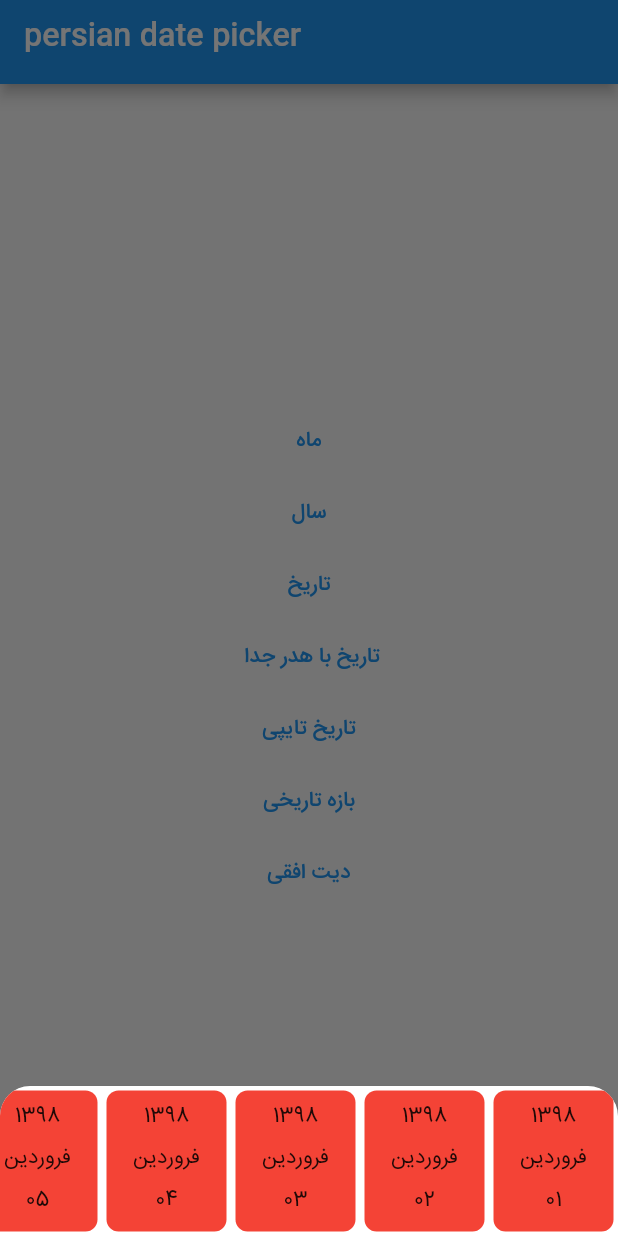
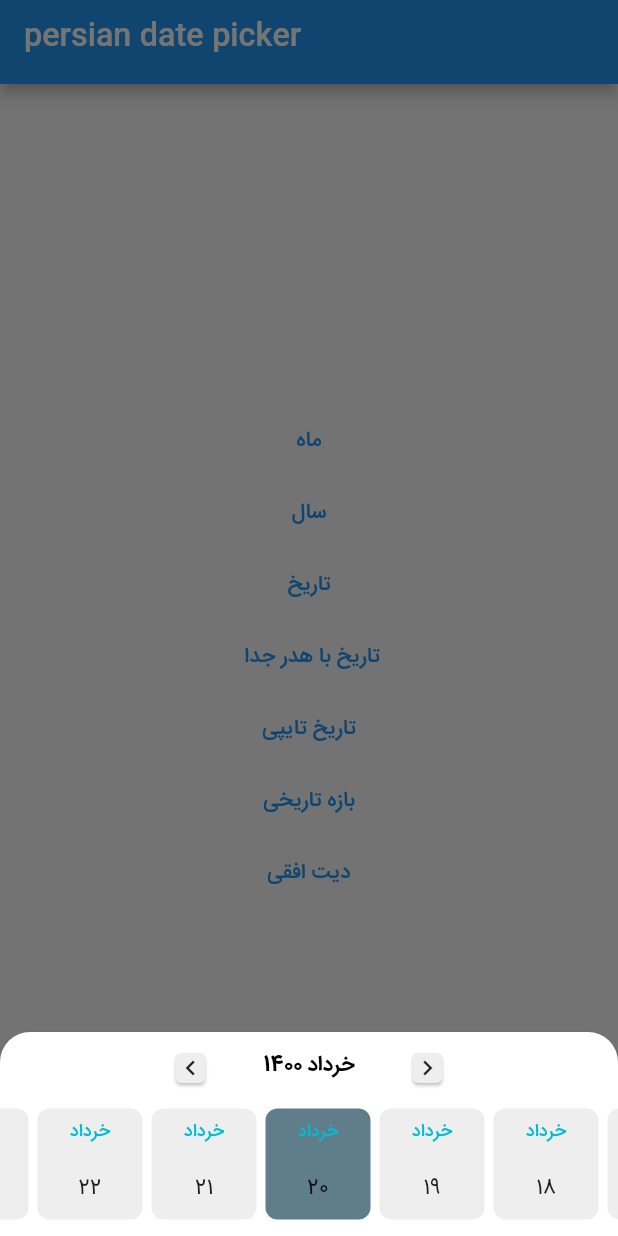
Before and after one commit to tazik561/alt_persian_date_picker, a Flutter app: the screen it shows after launch, after a tap on "دیت افقی", on a phone screen of 412 x 824 dp. Run offline on Flutter 3.47's test engine with Material 2 defaults, Android fonts, the phone set to English and light mode, and no system bars; our stand-ins replace shamsi_date.

```diff
--- a/example/lib/main.dart
+++ b/example/lib/main.dart
@@ -275,15 +275,21 @@ class _HomePageState extends State<HomePage> {
                   context,
                   PickerEnum.timeline,
                   theme: DatePickerTheme(
-                      noneSelectedItemColor: Colors.white,
-                      selectedItemColor: Colors.greenAccent,
-                      disableItemColor: Colors.redAccent),
+                      noneSelectedItemColor: Colors.grey[200],
+                      selectedItemColor: Colors.blueGrey,
+                      disableItemColor: Colors.redAccent,
+                      daysNumberTextStyle: const TextStyle(
+                          color: Colors.cyan,
+                          fontSize: 12,
+                          fontWeight: FontWeight.w500)),
                   pickerModel: TimeLinePickerModel(
+                      headerType: HeaderType.mix,
                       startDate: "1400/01/15",
-                      initialSelectedDate: "1400/03/21",
-                      endDate: "1398/01/15",
+                      initialSelectedDate: "1400/03/20",
+                      endDate: "1401/01/15",
                       disables: ["1400/01/04", "1400/01/15"],
-                      width: 80),
+                      width: 70,
+                      height: 80),
                   onConfirm: (time) {
                     print("Selected month is $time");
                     _showToast(time);
--- a/lib/pages/alt_timeline_picker.dart
+++ b/lib/pages/alt_timeline_picker.dart
@@ -1,7 +1,10 @@
 import 'package:alt_persian_date_picker/alt_persian_date_picker.dart';
 import 'package:alt_persian_date_picker/src/datetime_picker_theme.dart';
 import 'package:alt_persian_date_picker/widget/timeline_date_widget.dart';
+import 'package:alt_persian_date_picker/widget/timeline_mix_header_widget.dart';
+import 'package:alt_persian_date_picker/widget/today_header_widget.dart';
 import 'package:flutter/material.dart';
+import 'package:flutter/rendering.dart';
 
 class AltTimeLinePicker extends StatefulWidget {
   final TimeLinePickerModel pickerModel;
@@ -19,31 +22,67 @@ class AltTimeLinePicker extends StatefulWidget {
   _AltTimeLinePickerState createState() => _AltTimeLinePickerState();
 }
 
-class _AltTimeLinePickerState extends State<AltTimeLinePicker>
-    with TickerProviderStateMixin {
-  AnimationController controller;
-  TextEditingController dateCtl;
+class _AltTimeLinePickerState extends State<AltTimeLinePicker> {
+  TimelineDatePickerController controller;
+  ScrollController _scrollController = ScrollController();
 
   @override
   void initState() {
-    controller =
-        AnimationController(duration: Duration(milliseconds: 150), vsync: this);
+    controller = TimelineDatePickerController(widget.pickerModel);
+    _init();
+    super.initState();
 
-    super.initState();
+    WidgetsBinding.instance?.addPostFrameCallback((_) {
+      controller.scrollToSelectedItem();
+    });
+  }
+
+  void _init() {
+    controller.scrollController = _scrollController;
+
+    _scrollController.addListener(() {
+      final int scrollDirection =
+          _scrollController.position.userScrollDirection ==
+                  ScrollDirection.reverse
+              ? 1
+              : 2;
+
+      double maxScrollExtent = _scrollController.position.maxScrollExtent;
+      double offset = _scrollController.offset;
+      widget.pickerModel.calculateScrollingDateOffset(
+          offset, maxScrollExtent, scrollDirection);
+
+      // print("---> scrollDirection $scrollDirection");
+      // print("---> maxScrollExtent $maxScrollExtent");
+
+      // print("---> extentAfter $extentAfter");
+    });
   }
 
   @override
   Widget build(BuildContext context) {
     return Directionality(
       textDirection: TextDirection.rtl,
-      child: SizedBox(
-        height: 100,
+      child: ValueListenableBuilder(
+        valueListenable: widget.pickerModel.jCurrentDate,
+        builder: (context, value, child) => Column(
+          mainAxisSize: MainAxisSize.min,
+          crossAxisAlignment: CrossAxisAlignment.center,
+          children: [
+            if (widget.pickerModel.headerType == HeaderType.mix)
+              TimelineMixHeaderWidget(
+                theme: widget.theme,
+                pickerModel: widget.pickerModel,
+              ),
+            SizedBox(
+              height: widget.pickerModel.height,
               child: ListView.builder(
                 shrinkWrap: true,
                 scrollDirection: Axis.horizontal,
+                controller: _scrollController,
                 itemCount: widget.pickerModel.daysCount,
                 itemBuilder: (context, index) {
-            print(index);
+                  // print(index);
                   return TimeLineDateWidget(
                     index: index,
                     pickerModel: widget.pickerModel,
@@ -53,6 +92,40 @@ class _AltTimeLinePickerState extends State<AltTimeLinePicker>
                 },
               ),
             ),
+            SizedBox(
+              height: 8,
+            )
+          ],
+        ),
+      ),
     );
   }
 }
+
+///controller for scrolling the [HorizontalDatePickerWidget]
+class TimelineDatePickerController {
+  ScrollController scrollController;
+  final TimeLinePickerModel pickerModel;
+
+  TimelineDatePickerController(this.pickerModel);
+
+  void scrollToSelectedItem([bool isEnableAnimation = true]) {
+    _jumpToSelection();
+  }
+
+  ///[index]  listview index
+  ///[isEnableAnimation] default set as true, jump with animation
+  void _jumpToSelection([bool isEnableAnimation = true]) {
+    double maxScrollExtent = scrollController.position.maxScrollExtent;
+double offset = scrollController.offset;
+    if (isEnableAnimation) {
+      scrollController.animateTo(
+          pickerModel.calculateDateOffset(maxScrollExtent,offset),
+          duration: const Duration(milliseconds: 300),
+          curve: Curves.linear);
+    } else {
+      scrollController
+          ?.jumpTo(pickerModel.calculateDateOffset(maxScrollExtent,offset));
+    }
+  }
+}
--- a/lib/src/date_model.dart
+++ b/lib/src/date_model.dart
@@ -475,6 +475,16 @@ class TimeLinePickerModel extends BasePickerModel {
 
   Jalali jStartDate;
   Jalali jEndDate;
+  bool isOpen = false;
+
+  /// if user add initialSelectedDate , jCurrentDate is initialSelectedDate
+  /// otherwise jCurrentDate will be  jStartDate
+  ValueNotifier<Jalali> jCurrentDate;
+
+  /// offset jCurrentDate from start of list
+  double jCurrentDateOffset;
+  // offset of date from end to start
+  double jCurrentDateOffsetFromEnd;
 
   @override
   void getJalaliDateSelected() {
@@ -490,7 +500,18 @@ class TimeLinePickerModel extends BasePickerModel {
 
     jStartDate = jStartDate.withDay(1);
     jEndDate = jEndDate.withDay(1);
-    daysCount = jStartDate.julianDayNumber - jEndDate.julianDayNumber;
+    // daysCount = jStartDate.monthLength;
+
+    daysCount = (jStartDate.julianDayNumber - jEndDate.julianDayNumber).abs();
+
+    // todo check initialSelectedDate don't be bigger than from jStartDate
+    if (initialSelectedDate != null && initialSelectedDate.isNotEmpty)
+      jCurrentDate = ValueNotifier(stringToJalali(initialSelectedDate));
+    else
+      jCurrentDate = ValueNotifier(jStartDate);
+
+    _calculateScrollOffsetForward();
+    // _calculateScrollOffsetBackward();
   }
 
   @override
@@ -519,4 +540,111 @@ class TimeLinePickerModel extends BasePickerModel {
     String stringDay = Jalali.fromDateTime(_date).formatter.dd;
     return "$year $month $stringDay";
   }
+
+  // String getDate(int day) {
+  //   DateTime dateTime = jStartDate.toDateTime();
+  //   DateTime _date = dateTime.add(Duration(days: day));
+  //   String year = Jalali.fromDateTime(_date).formatter.yyyy;
+  //   String month = Jalali.fromDateTime(_date).formatter.mN;
+  //   String stringDay = Jalali.fromDateTime(_date).formatter.dd;
+  //   return "$year $month $stringDay";
+  // }
+
+  String getMonthName() {
+    return jCurrentDate.value.formatter.mN;
+  }
+
+  String getYear() {
+    return jCurrentDate.value.formatter.yyyy;
+  }
+
+  double calculateDateOffset(
+    double maxScrollExtent,
+    double scrollOffset,
+  ) {
+    int offset =
+        (jStartDate.julianDayNumber - jCurrentDate.value.julianDayNumber).abs();
+    print("---> ${(offset * width) + (offset * 4)}");
+    double offsetSelectedDate = (offset * width) + (offset * 4);
+    // calculateDateOffsetFromEnd(
+    //     maxScrollExtent, scrollOffset, offsetSelectedDate);
+    return offsetSelectedDate;
+  }
+
+  // void calculateDateOffsetFromEnd(
+  //     double maxScrollExtent, double scrollOffset, double offset) {
+  //   double restToStart = maxScrollExtent - offset;
+  //   jCurrentDateOffsetFromEnd = _calculateScrollOffsetBackward2() + restToStart;
+  //   print("---> jCurrentDateOffsetFromEnd $jCurrentDateOffsetFromEnd");
+  // }
+
+  void calculateScrollingDateOffset(
+      double scrollOffset, double maxScrollExtent, int direction) {
+    if (direction == 1) {
+      if (scrollOffset > jCurrentDateOffset) {
+        changeMonthNext();
+        _calculateScrollOffsetForward();
+      }
+    }
+    //  else if (direction == 2) {
+    //   var t = maxScrollExtent - scrollOffset;
+    //   // print("---> scrollOffset $scrollOffset");
+    //   // print("---> maxScrollExtent $maxScrollExtent");
+    //   // _calculateScrollOffsetBackward();
+    //   // print("---> t $t");
+    //   print("---> tt ${t + _calculateScrollOffsetBackward2()}");
+    //   if (t > jCurrentDateOffsetFromEnd) {
+    //     // _calculateScrollOffsetBackward();
+    //     print("---> Backward");
+    //     changeMonthPrev();
+    //   }
+    // }
+  }
+
+  void _calculateScrollOffsetForward() {
+    final int monthLenght = jCurrentDate.value.monthLength;
+    jCurrentDateOffset =
+        ((monthLenght * width) * jCurrentDate.value.month) + monthLenght * 4;
+  }
+
+  // void _calculateScrollOffsetBackward() {
+  //   final int monthLenght = jCurrentDate.value.monthLength;
+  //   jCurrentDateOffset =
+  //       ((monthLenght * width) * (jCurrentDate.value.month - 12)).abs() +
+  //           monthLenght * 4;
+
+  //   print("");
+  // }
+
+  // double _calculateScrollOffsetBackward2() {
+  //   Jalali j = jCurrentDate.value.addMonths(-1);
+  //   final int monthLenght = j.monthLength;
+  //   double result = (monthLenght * width) + monthLenght * 4;
+  //   return result;
+  // }
+
+  /// check selected date
+  bool selectedDate(int index) {
+    DateTime dateTime = jStartDate.toDateTime();
+    DateTime _date = dateTime.add(Duration(days: index));
+    return Jalali.fromDateTime(_date) == jCurrentDate.value;
+  }
+
+  void changeMonthNext() {
+    final int year = int.parse(jCurrentDate.value.formatter.y);
+    final int month = int.parse(jCurrentDate.value.formatter.m);
+    jCurrentDate.value = jCurrentDate.value.copy(
+      year: month == 12 ? year + 1 : year,
+      month: month < 12 ? month + 1 : 1,
+    );
+  }
+
+  void changeMonthPrev() {
+    final int year = int.parse(jCurrentDate.value.formatter.y);
+    final int month = int.parse(jCurrentDate.value.formatter.m);
+    jCurrentDate.value = jCurrentDate.value.copy(
+      month: month > 1 ? month - 1 : 12,
+      year: month == 1 ? year - 1 : year,
+    );
+  }
 }
--- a/lib/widget/timeline_date_widget.dart
+++ b/lib/widget/timeline_date_widget.dart
@@ -22,7 +22,9 @@ class TimeLineDateWidget extends StatelessWidget {
         margin: EdgeInsets.all(3.0),
         decoration: BoxDecoration(
           borderRadius: BorderRadius.all(Radius.circular(8.0)),
-          color: Colors.red,
+          color: pickerModel.selectedDate(index)
+              ? theme.selectedItemColor
+              : theme.noneSelectedItemColor,
         ),
         child: Padding(
           padding: EdgeInsets.all(8),
@@ -30,8 +32,11 @@ class TimeLineDateWidget extends StatelessWidget {
             mainAxisAlignment: MainAxisAlignment.spaceBetween,
             crossAxisAlignment: CrossAxisAlignment.center,
             children: <Widget>[
-              Text(pickerModel.getDate(index).split(" ")[0]),
-              Text(pickerModel.getDate(index).split(" ")[1]),
+              // Text(pickerModel.getDate(index).split(" ")[0]),
+              Text(
+                pickerModel.getDate(index).split(" ")[1],
+                style: theme.daysNumberTextStyle,
+              ),
               Text(pickerModel.getDate(index).split(" ")[2]),
               // Text(
               //     new DateFormat("MMM", locale)
--- /dev/null
+++ b/lib/widget/timeline_mix_header_widget.dart
@@ -0,0 +1,56 @@
+import 'package:alt_persian_date_picker/alt_persian_date_picker.dart';
+import 'package:flutter/material.dart';
+
+class TimelineMixHeaderWidget extends StatelessWidget {
+  final TimeLinePickerModel pickerModel;
+  final DatePickerTheme theme;
+  const TimelineMixHeaderWidget({
+    Key key,
+    this.pickerModel,
+    this.theme,
+  }) : super(key: key);
+
+  @override
+  Widget build(BuildContext context) {
+    return Column(
+      children: [
+        Row(
+          mainAxisAlignment: MainAxisAlignment.center,
+          children: [
+            IconButton(
+              onPressed: pickerModel.changeMonthPrev,
+              icon: Card(
+                color: Colors.grey[200],
+                child: Icon(
+                  Icons.chevron_left,
+                  size: 20,
+                ),
+              ),
+            ),
+            Padding(
+              padding: const EdgeInsets.symmetric(horizontal: 10),
+              child: SizedBox(
+                  width: 90,
+                  child: Center(
+                    child: Text(
+                      "${pickerModel.getMonthName()} ${pickerModel.getYear()}",
+                      style: theme.headerStyle,
+                    ),
+                  )),
+            ),
+            IconButton(
+              onPressed: pickerModel.changeMonthNext,
+              icon: Card(
+                color: Colors.grey[200],
+                child: Icon(
+                  Icons.chevron_right,
+                  size: 20,
+                ),
+              ),
+            ),
+          ],
+        ),
+      ],
+    );
+  }
+}
```
Lines whose indentation alone changed are shown as unchanged.
